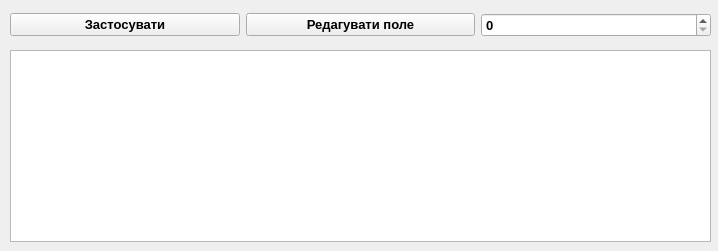
Before: the Qt Designer form editing.ui in Instrate/Python_ODBC_Lab, drawn with Qt 5.
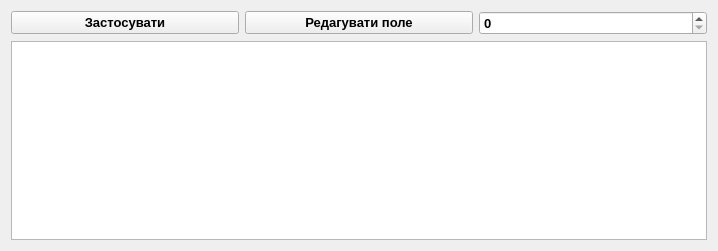
After: the same form once the commit is applied.

Patch:
```diff
--- a/editing.ui
+++ b/editing.ui
@@ -21,45 +21,28 @@
   <property name="windowTitle">
    <string>Редагування</string>
   </property>
-  <widget class="QTableWidget" name="table">
-   <property name="geometry">
-    <rect>
-     <x>10</x>
-     <y>50</y>
-     <width>701</width>
-     <height>192</height>
-    </rect>
-   </property>
-  </widget>
-  <widget class="QWidget" name="layoutWidget">
-   <property name="geometry">
-    <rect>
-     <x>10</x>
-     <y>10</y>
-     <width>701</width>
-     <height>30</height>
-    </rect>
-   </property>
-   <layout class="QHBoxLayout" name="horizontalLayout">
-    <item>
+  <layout class="QGridLayout" name="gridLayout">
+   <item row="0" column="0">
      <widget class="QPushButton" name="buttonApply">
       <property name="text">
        <string>Застосувати</string>
       </property>
      </widget>
     </item>
-    <item>
+   <item row="0" column="1">
      <widget class="QPushButton" name="buttonEdit">
       <property name="text">
        <string>Редагувати поле</string>
       </property>
      </widget>
     </item>
-    <item>
+   <item row="0" column="2">
      <widget class="QSpinBox" name="spinID"/>
     </item>
-   </layout>
-  </widget>
+   <item row="1" column="0" colspan="3">
+    <widget class="QTableWidget" name="table"/>
+   </item>
+  </layout>
  </widget>
  <resources/>
  <connections/>
```
Lines whose indentation alone changed are shown as unchanged.
